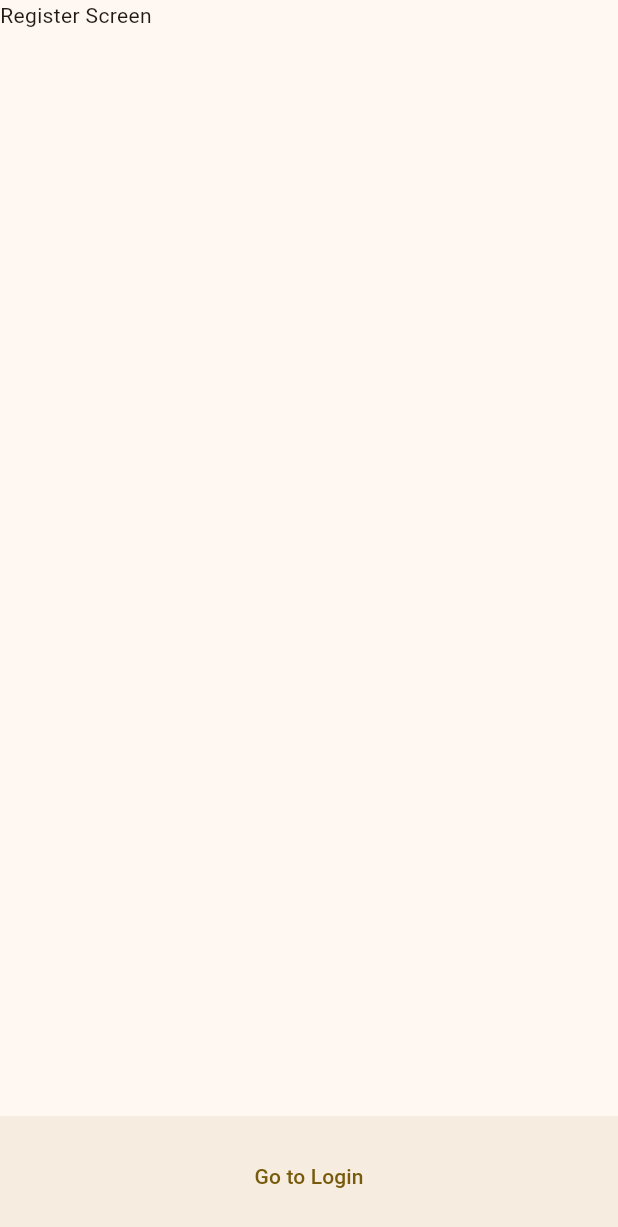
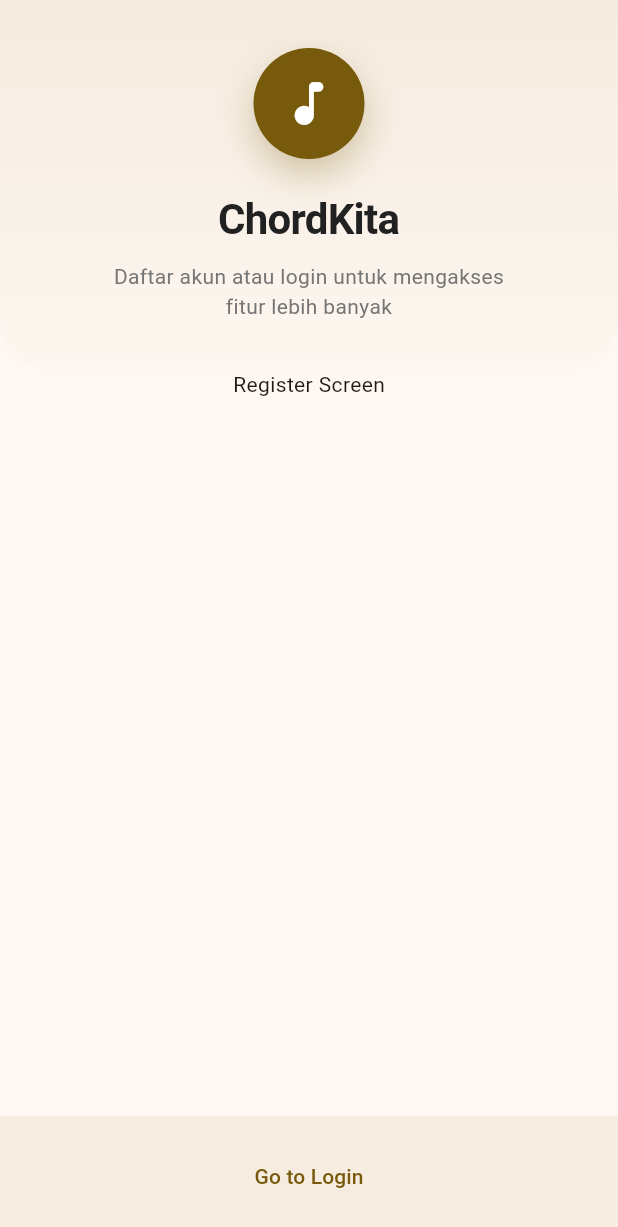
Before and after one commit to erichutabarat/chordkita_app, a Flutter app: the AuthLayout screen opened by its route, after a tap on "Go to Register", on a phone screen of 412 x 824 dp. Shown: the top 1227 px of the screen. Run offline on Flutter 3.47's test engine with Material 3 defaults, Android fonts, the phone set to English and light mode, and no system bars.

Commit message:
feat(auth): add auth header for both login and register screen

```diff
--- a/lib/features/auth/presentation/auth_layout.dart
+++ b/lib/features/auth/presentation/auth_layout.dart
@@ -17,7 +17,7 @@ class _AuthLayoutState extends State<AuthLayout> {
       LoginScreen(onNavigateToRegister: _toRegisterScreen),
       RegisterScreen(onNavigateToLogin: _toLoginScreen),
     ];
-    return Scaffold(body: screens[_currentIndex]);
+    return Scaffold(body: SafeArea(child: screens[_currentIndex]));
   }
 
   void _toLoginScreen() {
--- a/lib/features/auth/presentation/screens/login_screen.dart
+++ b/lib/features/auth/presentation/screens/login_screen.dart
@@ -1,3 +1,4 @@
+import 'package:chordkita/features/auth/presentation/wdigets/auth_header.dart';
 import 'package:flutter/material.dart';
 
 class LoginScreen extends StatefulWidget {
@@ -12,7 +13,7 @@ class _LoginScreenState extends State<LoginScreen> {
   @override
   Widget build(BuildContext context) {
     return Scaffold(
-      body: Column(children: [Text('Login Screen')]),
+      body: Column(children: [AuthHeader(), Text('Login Screen')]),
       bottomNavigationBar: BottomAppBar(
         child: TextButton(
           onPressed: widget.onNavigateToRegister,
--- a/lib/features/auth/presentation/screens/register_screen.dart
+++ b/lib/features/auth/presentation/screens/register_screen.dart
@@ -1,3 +1,4 @@
+import 'package:chordkita/features/auth/presentation/wdigets/auth_header.dart';
 import 'package:flutter/material.dart';
 
 class RegisterScreen extends StatefulWidget {
@@ -12,7 +13,7 @@ class _RegisterScreenState extends State<RegisterScreen> {
   @override
   Widget build(BuildContext context) {
     return Scaffold(
-      body: Column(children: [Text('Register Screen')]),
+      body: Column(children: [AuthHeader(), Text('Register Screen')]),
       bottomNavigationBar: BottomAppBar(
         child: TextButton(
           onPressed: widget.onNavigateToLogin,
--- /dev/null
+++ b/lib/features/auth/presentation/wdigets/auth_header.dart
@@ -0,0 +1,78 @@
+import 'package:flutter/material.dart';
+
+class AuthHeader extends StatelessWidget {
+  const AuthHeader({super.key});
+
+  @override
+  Widget build(BuildContext context) {
+    return Container(
+      width: double.infinity,
+      padding: const EdgeInsets.symmetric(vertical: 32, horizontal: 24),
+      decoration: BoxDecoration(
+        // Soft gradient agar background tidak polos
+        gradient: LinearGradient(
+          colors: [
+            Theme.of(context).primaryColor.withOpacity(0.08),
+            Theme.of(context).primaryColor.withOpacity(0.01),
+          ],
+          begin: Alignment.topCenter,
+          end: Alignment.bottomCenter,
+        ),
+        borderRadius: const BorderRadius.only(
+          bottomLeft: Radius.circular(32),
+          bottomRight: Radius.circular(32),
+        ),
+      ),
+      child: Column(
+        mainAxisSize: MainAxisSize.min,
+        children: [
+          // Icon Container dengan efek bayangan (soft elevation)
+          Container(
+            padding: const EdgeInsets.all(18),
+            decoration: BoxDecoration(
+              color: Theme.of(context).primaryColor,
+              shape: BoxShape.circle,
+              boxShadow: [
+                BoxShadow(
+                  color: Theme.of(context).primaryColor.withOpacity(0.3),
+                  blurRadius: 20,
+                  offset: const Offset(0, 10),
+                ),
+              ],
+            ),
+            child: const Icon(
+              Icons.music_note_rounded,
+              size: 38,
+              color: Colors.white,
+            ),
+          ),
+          const SizedBox(height: 20),
+
+          // Title / App Name
+          Text(
+            "ChordKita",
+            style: TextStyle(
+              fontSize: 28,
+              fontWeight: FontWeight.bold,
+              letterSpacing: -0.5,
+              color: Colors.grey.shade900,
+            ),
+          ),
+          const SizedBox(height: 8),
+
+          // Subtitle / Description
+          Text(
+            "Daftar akun atau login untuk mengakses\nfitur lebih banyak",
+            textAlign: TextAlign.center,
+            style: TextStyle(
+              fontSize: 14,
+              height: 1.4,
+              color: Colors.grey.shade600,
+              fontWeight: FontWeight.w400,
+            ),
+          ),
+        ],
+      ),
+    );
+  }
+}
```
